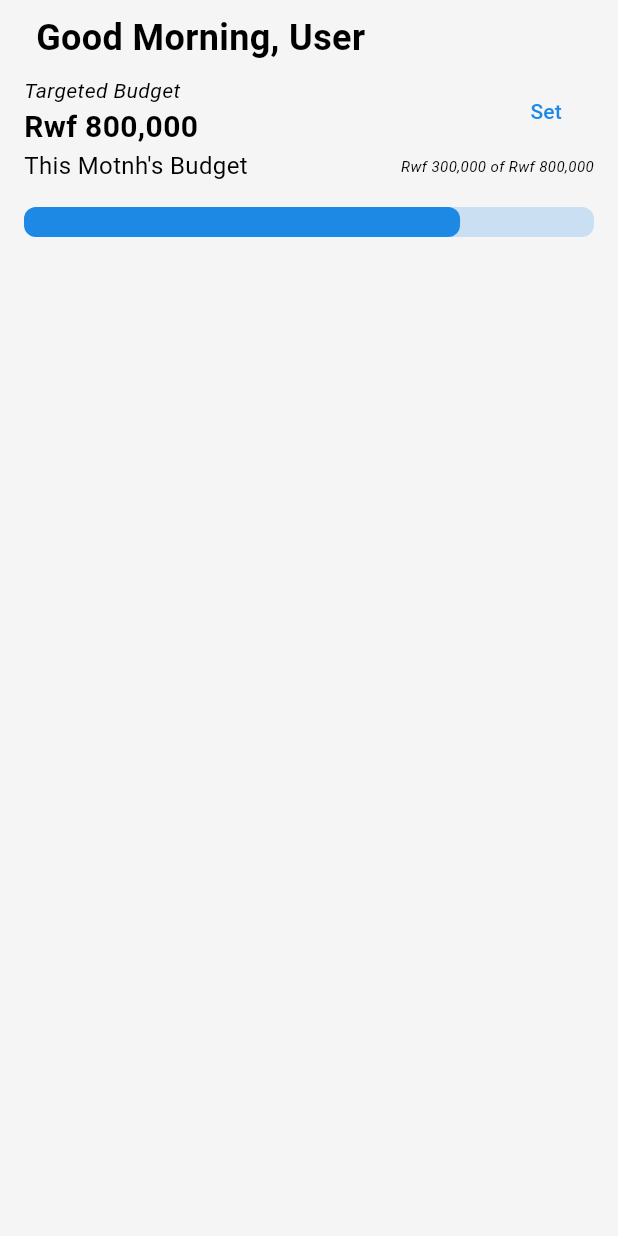
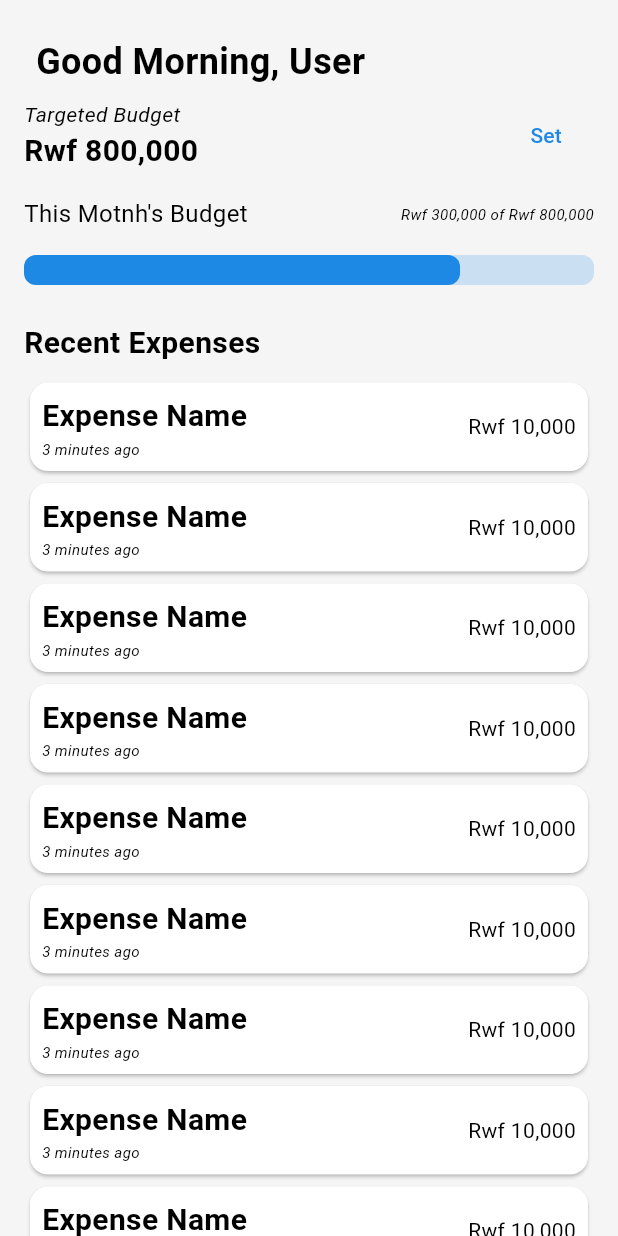
Before and after one commit to Adisa-Shobi/Xpanse, a Flutter app: the HomeView widget shown alone on an empty page, opened directly, on a phone screen of 412 x 824 dp. Run offline on Flutter 3.47's test engine with Material 3 defaults, Android fonts, the light colour scheme and no system bars; drawn by our look-alikes of percent_indicator; our stand-ins replace get.

Commit message:
create(home) adds view for home page

```diff
--- a/xpanse_app/lib/main.dart
+++ b/xpanse_app/lib/main.dart
@@ -12,7 +12,6 @@ void main() {
 
 class MyApp extends StatelessWidget {
   const MyApp({super.key});
-
   @override
   Widget build(BuildContext context) {
     return GetMaterialApp(
--- a/xpanse_app/lib/views/home/views/home_view.dart
+++ b/xpanse_app/lib/views/home/views/home_view.dart
@@ -1,5 +1,4 @@
 import 'package:flutter/material.dart';
-import 'package:flutter/widgets.dart';
 import 'package:percent_indicator/linear_percent_indicator.dart';
 import 'package:xpanse_app/utils/colors.dart';
 import 'package:xpanse_app/utils/responsive.dart';
@@ -15,10 +14,14 @@ class HomeView extends StatelessWidget {
         padding: const EdgeInsets.symmetric(horizontal: Spacing.m),
         child: Column(
           children: [
-            Spacing.vertical(Spacing.s),
+            Spacing.vertical(Spacing.l),
             _getHeading(),
             Spacing.vertical(Spacing.s),
             _buildBudgetSection(context),
+            Spacing.vertical(Spacing.l),
+            Expanded(
+              child: _buildExpenses(context),
+            ),
           ],
         ));
   }
@@ -70,6 +73,7 @@ class HomeView extends StatelessWidget {
             )
           ],
         ),
+        Spacing.vertical(Spacing.m),
         Flex(
           direction: Axis.vertical,
           mainAxisSize: MainAxisSize.max,
@@ -112,3 +116,67 @@ class HomeView extends StatelessWidget {
     );
   }
 }
+
+Widget _buildExpenses(BuildContext context) {
+  return Column(
+    crossAxisAlignment: CrossAxisAlignment.start,
+    children: [
+      Text(
+        'Recent Expenses',
+        textAlign: TextAlign.start,
+        style: AppTypography.heading2(),
+      ),
+      Spacing.vertical(Spacing.s),
+      Expanded(
+        child: ListView.builder(
+          itemBuilder: (context, index) {
+            return const ExpenseItem();
+          },
+          itemCount: 10,
+        ),
+      ),
+    ],
+  );
+}
+
+class ExpenseItem extends StatelessWidget {
+  const ExpenseItem({super.key});
+
+  @override
+  Widget build(BuildContext context) {
+    return Card(
+      child: Padding(
+        padding: const EdgeInsets.all(8.0),
+        child: Row(
+          mainAxisAlignment: MainAxisAlignment.spaceBetween,
+          crossAxisAlignment: CrossAxisAlignment.center,
+          children: [
+            Flex(
+              direction: Axis.horizontal,
+              children: [
+                //Icon here
+                Column(
+                  crossAxisAlignment: CrossAxisAlignment.start,
+                  children: [
+                    Text('Expense Name', style: AppTypography.heading2()),
+                    Text(
+                      '3 minutes ago',
+                      style: AppTypography.caption().copyWith(
+                        fontSize: 10,
+                      ),
+                    )
+                  ],
+                )
+              ],
+            ),
+            Text(
+              'Rwf 10,000',
+              style: AppTypography.heading2()
+                  .copyWith(fontSize: 14, fontWeight: FontWeight.normal),
+            )
+          ],
+        ),
+      ),
+    );
+  }
+}
```
Also changed, not shown: xpanse_app/lib/views/home/home.dart (+9 -3 lines).
